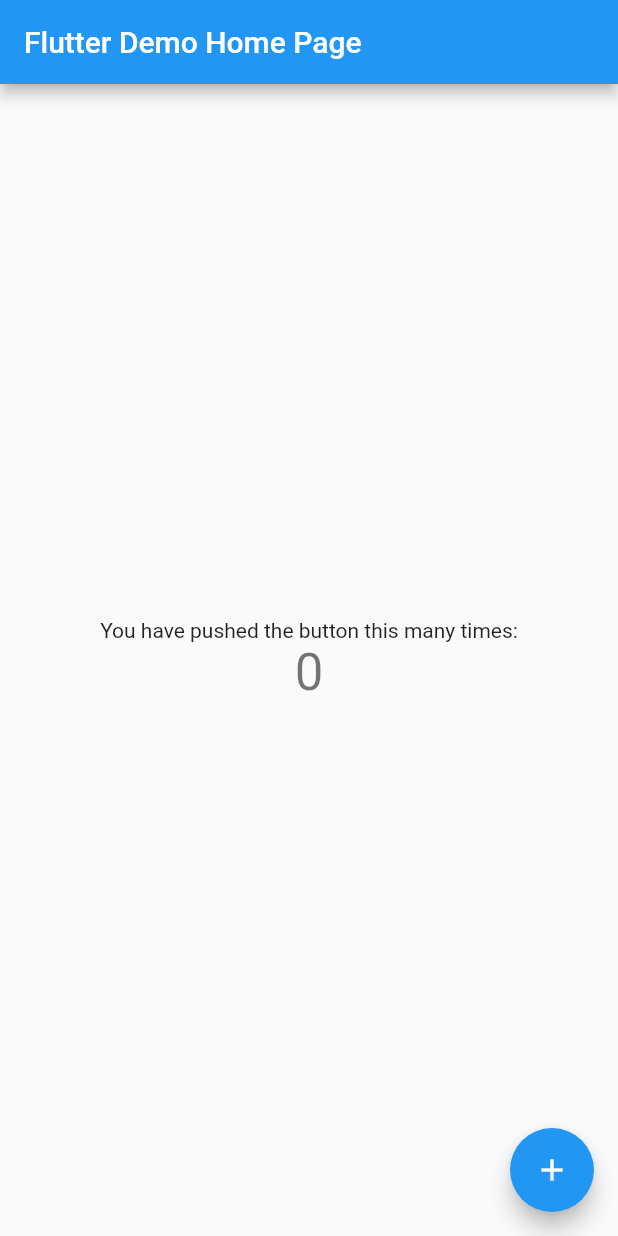
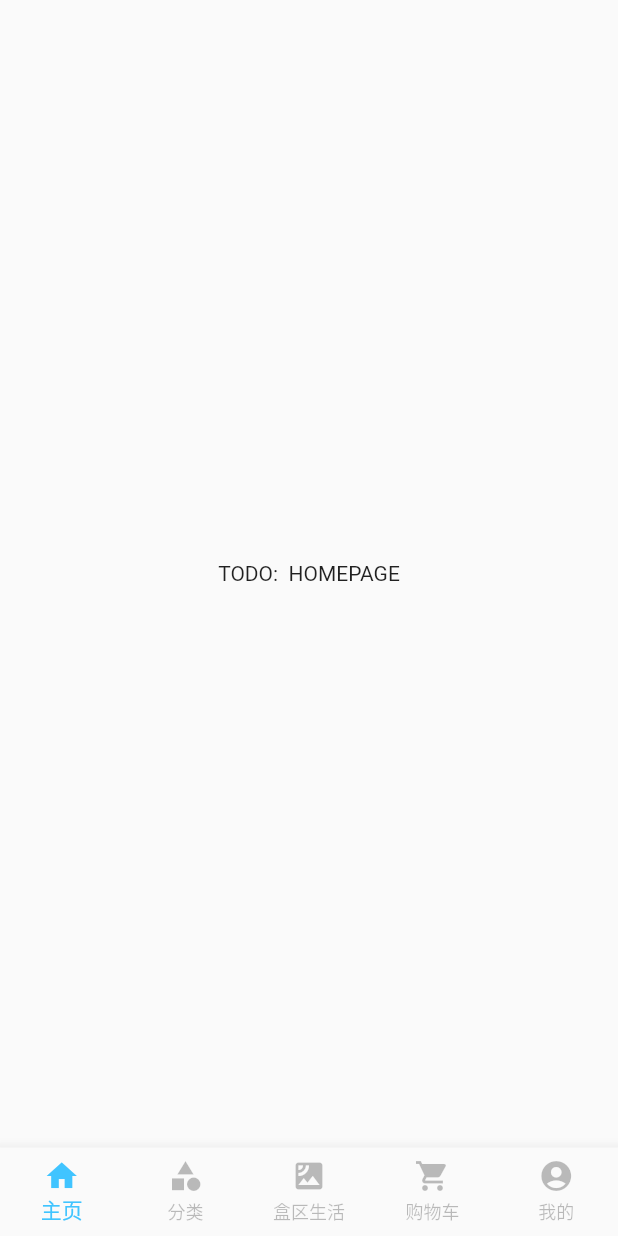
Before and after one commit to qianhao-girl/flutter-hema-playground, a Flutter app: the screen it shows after launch, on a phone screen of 412 x 824 dp. Run offline on Flutter 3.47's test engine with Material 2 defaults, Android fonts, the phone set to English and light mode, and no system bars; our stand-ins replace font_awesome_flutter.

Commit message:
add bottomNavigationBar

```diff
--- a/lib/main.dart
+++ b/lib/main.dart
@@ -1,4 +1,5 @@
 import 'package:flutter/material.dart';
+import 'package:font_awesome_flutter/font_awesome_flutter.dart';
 
 void main() => runApp(MyApp());
 
@@ -7,7 +8,7 @@ class MyApp extends StatelessWidget {
   @override
   Widget build(BuildContext context) {
     return MaterialApp(
-      title: 'Flutter Demo',
+      title: "HeMa",
       theme: ThemeData(
         // This is the theme of your application.
         //
@@ -20,7 +21,7 @@ class MyApp extends StatelessWidget {
         // is not restarted.
         primarySwatch: Colors.blue,
       ),
-      home: MyHomePage(title: 'Flutter Demo Home Page'),
+      home: MyHomePage(title: 'HeMa Home Page'),
     );
   }
 }
@@ -44,16 +45,14 @@ class MyHomePage extends StatefulWidget {
 }
 
 class _MyHomePageState extends State<MyHomePage> {
-  int _counter = 0;
+  final List<Widget> _children = [
+    HomePage(), CategoriesPage(), HeMaLifePage(), CartPage(), MyAccountPage(),
+  ];
+  int _currentIndex = 0;
 
-  void _incrementCounter() {
-    setState(() {
-      // This call to setState tells the Flutter framework that something has
-      // changed in this State, which causes it to rerun the build method below
-      // so that the display can reflect the updated values. If we changed
-      // _counter without calling setState(), then the build method would not be
-      // called again, and so nothing would appear to happen.
-      _counter++;
+  void _onTapTaped(int index){
+    setState((){
+      _currentIndex = index;
     });
   }
 
@@ -66,46 +65,86 @@ class _MyHomePageState extends State<MyHomePage> {
     // fast, so that you can just rebuild anything that needs updating rather
     // than having to individually change instances of widgets.
     return Scaffold(
-      appBar: AppBar(
-        // Here we take the value from the MyHomePage object that was created by
-        // the App.build method, and use it to set our appbar title.
-        title: Text(widget.title),
-      ),
-      body: Center(
-        // Center is a layout widget. It takes a single child and positions it
-        // in the middle of the parent.
-        child: Column(
-          // Column is also a layout widget. It takes a list of children and
-          // arranges them vertically. By default, it sizes itself to fit its
-          // children horizontally, and tries to be as tall as its parent.
-          //
-          // Invoke "debug painting" (press "p" in the console, choose the
-          // "Toggle Debug Paint" action from the Flutter Inspector in Android
-          // Studio, or the "Toggle Debug Paint" command in Visual Studio Code)
-          // to see the wireframe for each widget.
-          //
-          // Column has various properties to control how it sizes itself and
-          // how it positions its children. Here we use mainAxisAlignment to
-          // center the children vertically; the main axis here is the vertical
-          // axis because Columns are vertical (the cross axis would be
-          // horizontal).
-          mainAxisAlignment: MainAxisAlignment.center,
-          children: <Widget>[
-            Text(
-              'You have pushed the button this many times:',
-            ),
-            Text(
-              '$_counter',
-              style: Theme.of(context).textTheme.display1,
-            ),
-          ],
-        ),
-      ),
-      floatingActionButton: FloatingActionButton(
-        onPressed: _incrementCounter,
-        tooltip: 'Increment',
-        child: Icon(Icons.add),
-      ), // This trailing comma makes auto-formatting nicer for build methods.
+      body: _children[_currentIndex],
+      bottomNavigationBar: BottomNavigationBar(
+        type: BottomNavigationBarType.fixed,
+        onTap: _onTapTaped,
+        currentIndex:_currentIndex,
+        items: [
+          new BottomNavigationBarItem(icon: Icon(Icons.home), title:Text("主页")),
+          new BottomNavigationBarItem(icon:Icon(Icons.category), title: Text("分类")),
+          new BottomNavigationBarItem(icon:Icon(Icons.satellite), title: Text("盒区生活")),
+          new BottomNavigationBarItem(icon: Icon(Icons.shopping_cart),title:Text("购物车")),
+          new BottomNavigationBarItem(icon: Icon(Icons.account_circle),title: Text("我的")),
+        ],
+        unselectedItemColor: Colors.black26,
+        selectedItemColor: Colors.lightBlueAccent,
+      )// This trailing comma makes auto-formatting nicer for build methods.
     );
   }
 }
+
+
+class HomePage extends StatefulWidget{
+  @override
+  _HomePageState createState() => _HomePageState();
+}
+
+class _HomePageState extends State<HomePage>{
+  @override
+  Widget build(BuildContext context){
+    return Center(child: Text("TODO:  HOMEPAGE"));
+  }
+}
+
+
+class CategoriesPage extends StatefulWidget{
+  @override
+  _CategoriesPageState createState() => _CategoriesPageState();
+}
+
+class _CategoriesPageState extends State<CategoriesPage> {
+  @override
+  Widget build(BuildContext context) {
+    return Center(child: Text("TODO:  CategoriesPage"));
+  }
+}
+
+
+class HeMaLifePage extends StatefulWidget{
+  @override
+  _HeMaLifePageState createState() => _HeMaLifePageState();
+}
+
+class _HeMaLifePageState extends State<HeMaLifePage>{
+  @override
+  Widget build(BuildContext context){
+    return Center(child: Text("TODO:  HeMaLifePage"));
+  }
+}
+
+
+class CartPage extends StatefulWidget{
+  @override
+  _CartPageState createState() => _CartPageState();
+}
+
+class _CartPageState extends State<CartPage>{
+  @override
+  Widget build(BuildContext context){
+    return Center(child: Text("TODO:  CartPage"));
+  }
+}
+
+
+class MyAccountPage extends StatefulWidget{
+  @override
+  _MyAccountPageState createState() => _MyAccountPageState();
+}
+
+class _MyAccountPageState extends State<MyAccountPage>{
+  @override
+  Widget build(BuildContext context){
+    return Center(child: Text("TODO:  MyAccount"));
+  }
+}
--- a/pubspec.yaml
+++ b/pubspec.yaml
@@ -19,6 +19,7 @@ environment:
 dependencies:
   flutter:
     sdk: flutter
+  font_awesome_flutter: ^8.8.1
 
   # The following adds the Cupertino Icons font to your application.
   # Use with the CupertinoIcons class for iOS style icons.
```
Also changed, not shown: pubspec.lock.
